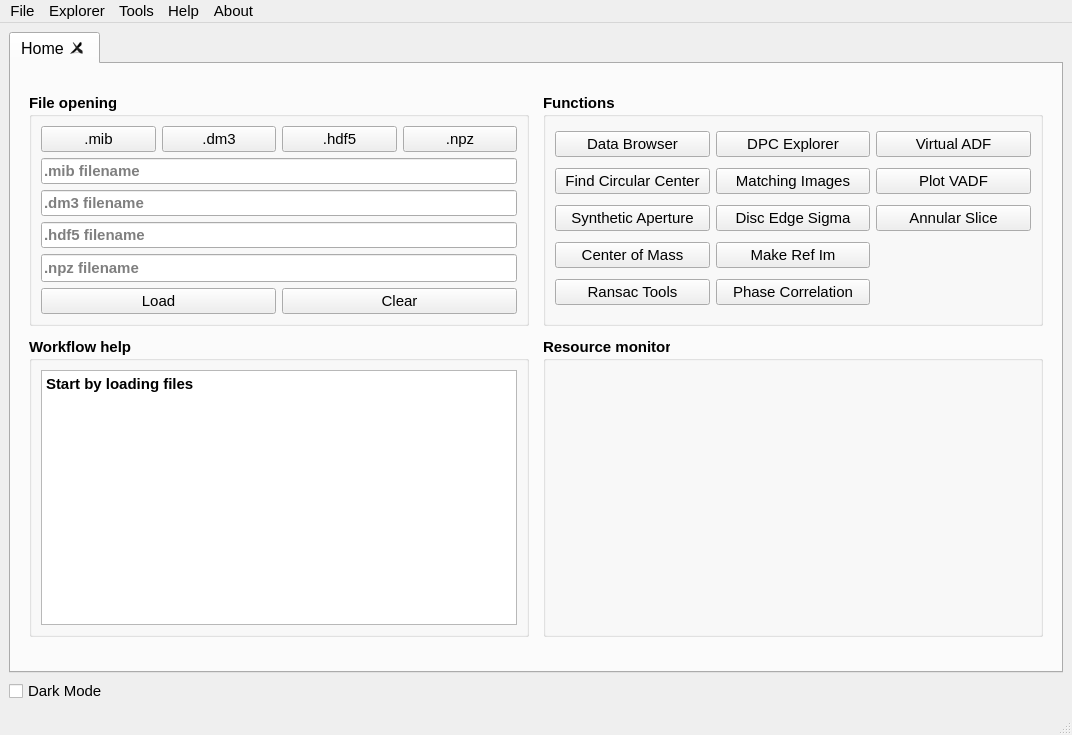
This is fpd_explorer/frontend/res/homescreen.ui in CS26-FPD-Explorer/FPD-Explorer as Qt 5 draws it before an edit. The edited form follows.
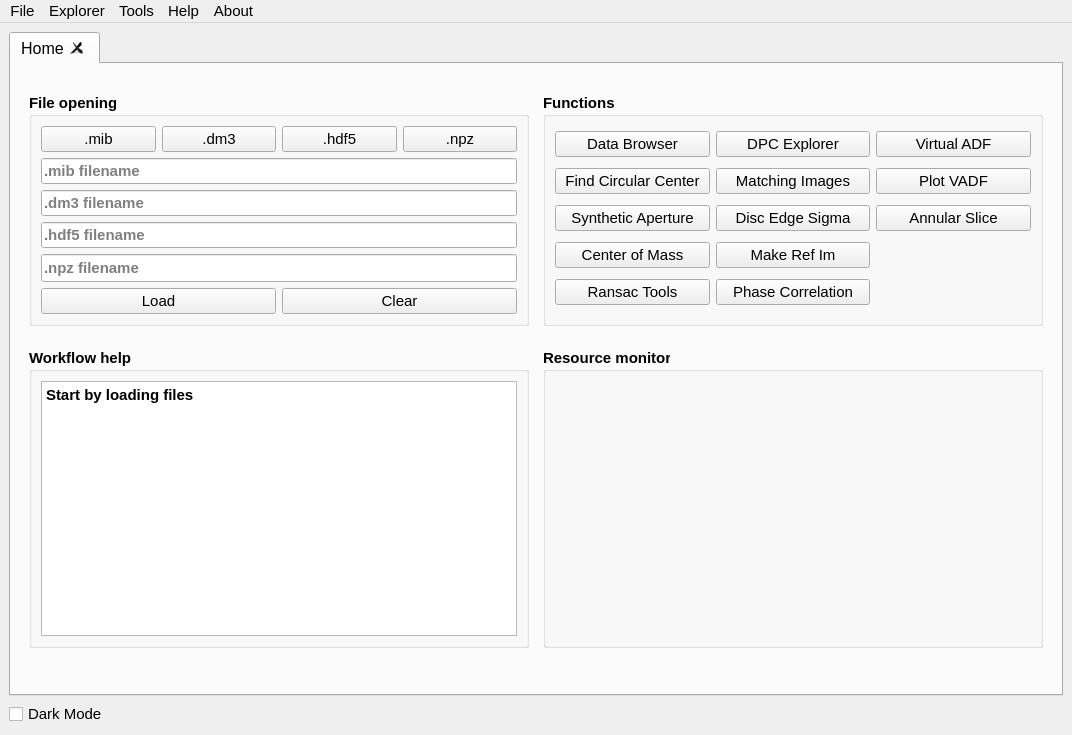
This is the edited form. Custom widgets are drawn as their Qt base class.

Commit message:
Fix inconsistent size of Workflow help in Home
Updates the size of the help section to make it match the size of
the resource monitor, i.e. minimum height = 300.
Removes the status bar since it was not used. This makes the ui
look more pleasant since there is no empty space at the bottom.

What changed in the file:
```diff
--- a/fpd_explorer/frontend/res/homescreen.ui
+++ b/fpd_explorer/frontend/res/homescreen.ui
@@ -784,6 +784,12 @@
             <verstretch>0</verstretch>
            </sizepolicy>
           </property>
+          <property name="minimumSize">
+           <size>
+            <width>0</width>
+            <height>300</height>
+           </size>
+          </property>
           <property name="font">
            <font>
             <pointsize>11</pointsize>
@@ -893,7 +899,6 @@
    <addaction name="menuHelp"/>
    <addaction name="menuAbout"/>
   </widget>
-  <widget class="QStatusBar" name="statusbar"/>
   <action name="action_dm3">
    <property name="text">
     <string>.dm3</string>
```
